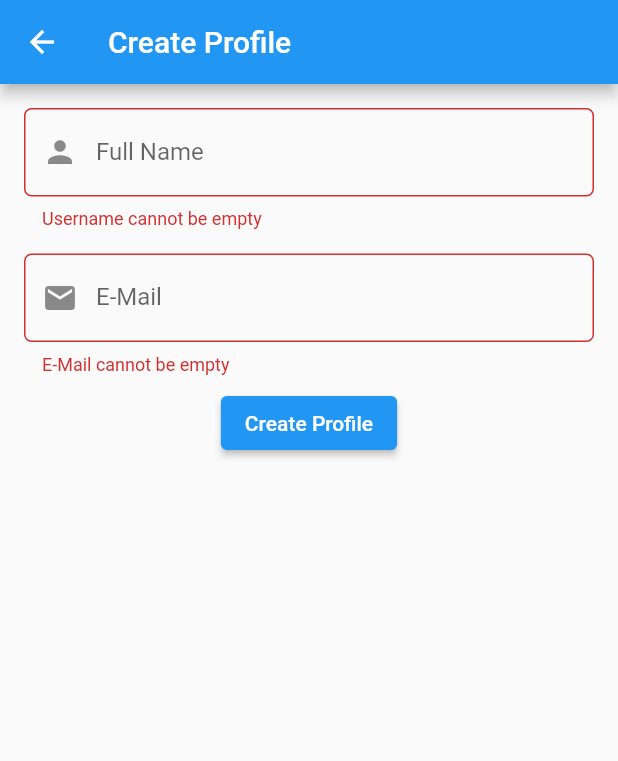
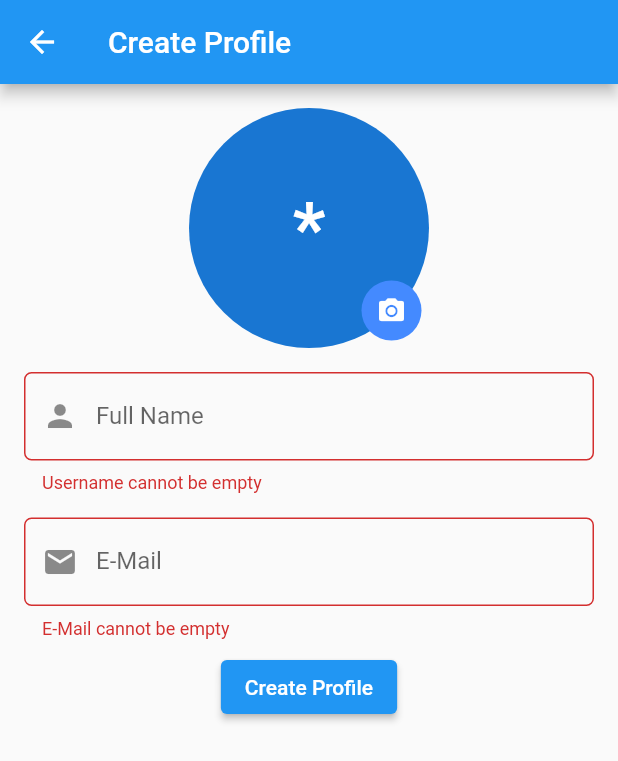
Before and after one commit to jaiswal4sudeep/Firebase-CRUD, a Flutter app: the CreateData screen opened directly, after a tap on "Create Profile", on a phone screen of 412 x 824 dp. Shown: the top 761 px of the screen. Run offline on Flutter 3.47's test engine with Material 2 defaults, Android fonts, the phone set to English and light mode, and no system bars; our stand-ins replace cloud_firestore, firebase_core, flutter_hooks, flutter_slidable, fluttertoast, hooks_riverpod; accounts and stored records are empty.

Commit message:
Avatar Added

```diff
--- a/lib/pages/create_data_page.dart
+++ b/lib/pages/create_data_page.dart
@@ -1,15 +1,17 @@
-import 'package:cloud_data/model/usermodel.dart';
 import 'package:cloud_firestore/cloud_firestore.dart';
 import 'package:flutter/material.dart';
+import 'package:flutter_hooks/flutter_hooks.dart';
 import 'package:fluttertoast/fluttertoast.dart';
+import 'package:hooks_riverpod/hooks_riverpod.dart';
 
-class CreateData extends StatelessWidget {
+class CreateData extends HookConsumerWidget {
   const CreateData({Key? key}) : super(key: key);
 
   @override
-  Widget build(BuildContext context) {
+  Widget build(BuildContext context, WidgetRef ref) {
     TextEditingController _fullName = TextEditingController();
     TextEditingController _email = TextEditingController();
+    final _avatar = useState<String>("*");
     final _formKey = GlobalKey<FormState>();
     FirebaseFirestore firebaseFirestore = FirebaseFirestore.instance;
     return Scaffold(
@@ -26,6 +28,40 @@ class CreateData extends StatelessWidget {
         padding: const EdgeInsets.all(8.0),
         child: Column(
           children: <Widget>[
+            Padding(
+              padding: const EdgeInsets.all(8.0),
+              child: Stack(
+                children: <Widget>[
+                  CircleAvatar(
+                    radius: 80,
+                    child: Text(
+                      _avatar.value,
+                      style: const TextStyle(
+                        fontSize: 48,
+                        color: Colors.white,
+                        fontWeight: FontWeight.bold,
+                      ),
+                    ),
+                  ),
+                  Positioned(
+                    bottom: 5,
+                    right: 5,
+                    child: CircleAvatar(
+                      radius: 20,
+                      backgroundColor: Colors.blueAccent,
+                      child: IconButton(
+                        onPressed: () {},
+                        icon: const Icon(
+                          Icons.camera_alt,
+                          size: 20,
+                          color: Colors.white,
+                        ),
+                      ),
+                    ),
+                  ),
+                ],
+              ),
+            ),
             Form(
               key: _formKey,
               child: Column(
@@ -53,6 +89,7 @@ class CreateData extends StatelessWidget {
                         if (value!.isEmpty) {
                           return "Username cannot be empty";
                         }
+                        _avatar.value = _fullName.text.substring(0, 1);
                         return null;
                       },
                     ),
@@ -92,18 +129,15 @@ class CreateData extends StatelessWidget {
                   ElevatedButton(
                     onPressed: () async {
                       if (_formKey.currentState!.validate()) {
-                        UserModel userModel = UserModel();
-                        userModel.name = _fullName.text;
-                        userModel.email = _email.text;
-                        userModel.avatar = _fullName.text.substring(0, 1);
-                        await firebaseFirestore
-                            .collection("users")
-                            .add(
-                              userModel.toMap(),
-                            )
-                            .then(
-                              (value) => Fluttertoast.showToast(
-                                      msg: "Profile Created!")
+                        await firebaseFirestore.collection("users").add(
+                          {
+                            'name': _fullName.text,
+                            'email': _email.text,
+                            'avatar': _avatar.value.toUpperCase(),
+                          },
+                        ).then(
+                          (value) =>
+                              Fluttertoast.showToast(msg: "Profile Created!")
                                   .then(
                                     (value) => Navigator.of(context).pop(),
                                   )
@@ -113,7 +147,7 @@ class CreateData extends StatelessWidget {
                                       msg: error.toString(),
                                     ),
                                   ),
-                            );
+                        );
                       }
                     },
                     child: const Text("Create Profile"),
--- a/lib/pages/dashboard.dart
+++ b/lib/pages/dashboard.dart
@@ -52,6 +52,7 @@ class _DashboardState extends State<Dashboard> {
                           onPressed: (a) {
                             String name = gotData[index]["name"];
                             String email = gotData[index]["email"];
+                            String avatar = gotData[index]["avatar"];
                             String dataIndex = gotData[index].id;
                             Navigator.of(context).push(
                               MaterialPageRoute(
@@ -59,6 +60,7 @@ class _DashboardState extends State<Dashboard> {
                                   previousName: name,
                                   previousEmail: email,
                                   currentIndex: dataIndex,
+                                  previousAvatar: avatar,
                                 ),
                               ),
                             );
--- a/pubspec.yaml
+++ b/pubspec.yaml
@@ -40,9 +40,9 @@ dependencies:
   flutter_slidable: ^1.2.0
   # image_picker: ^0.8.4+11
   firebase_storage: ^10.2.9
+  flutter_hooks: ^0.18.2+1
   # provider: ^6.0.2
-  # hooks_riverpod: ^1.0.3
-  # image_cropper: ^1.5.0
+  hooks_riverpod: ^1.0.3
 
 dev_dependencies:
   flutter_test:
```
Also changed, not shown: lib/main.dart (+6 -3 lines), lib/pages/update_data_page.dart (+54 -7 lines), pubspec.lock.
